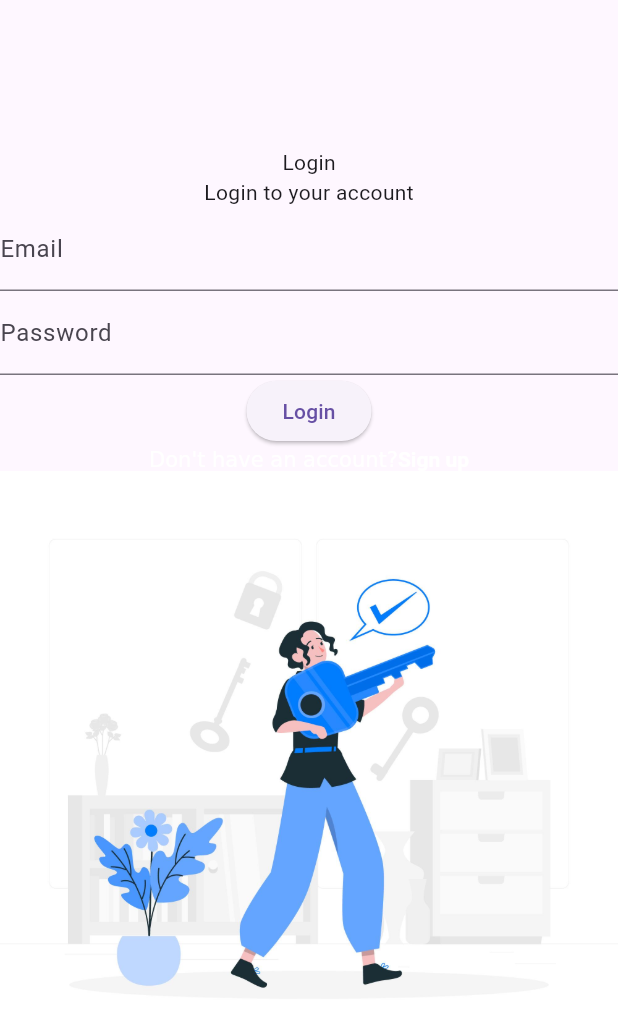
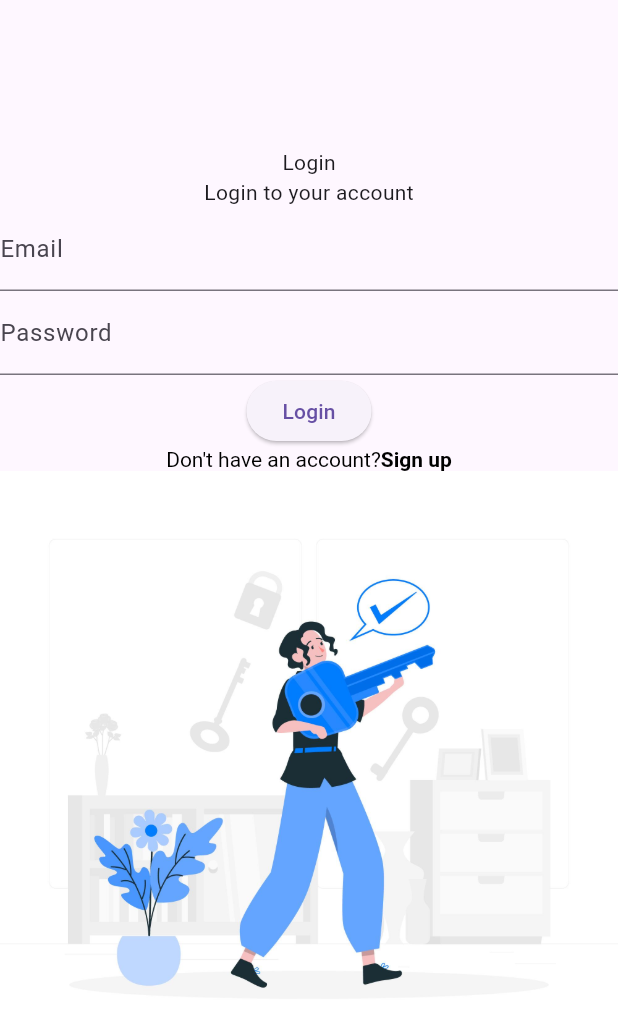
Before and after one commit to Aswgt999/firebase_app, a Flutter app: the screen it shows after launch, after a tap on "Login", on a phone screen of 412 x 824 dp. Shown: the top 1029 px of the screen. Run offline on Flutter 3.47's test engine with Material 3 defaults, Android fonts, the phone set to English and light mode, and no system bars.

Commit message:
updated login_page.dart

```diff
--- a/lib/pages/login_page.dart
+++ b/lib/pages/login_page.dart
@@ -46,6 +46,7 @@ class _LoginPageState extends State<LoginPage> {
             RichText(
               text: TextSpan(
                 text: 'Don\'t have an account?',
+                style: TextStyle(color: Colors.black),
                 children: <TextSpan>[
                   TextSpan(
                     recognizer: TapGestureRecognizer()
@@ -54,7 +55,7 @@ class _LoginPageState extends State<LoginPage> {
                           MaterialPageRoute(
                               builder: (context) => SignupPage())),
                     text: 'Sign up',
-                    style: TextStyle(fontWeight: FontWeight.bold),
+                    style: TextStyle(fontWeight: FontWeight.bold, color: Colors.black),
                   ),
                 ],
               ),
```
